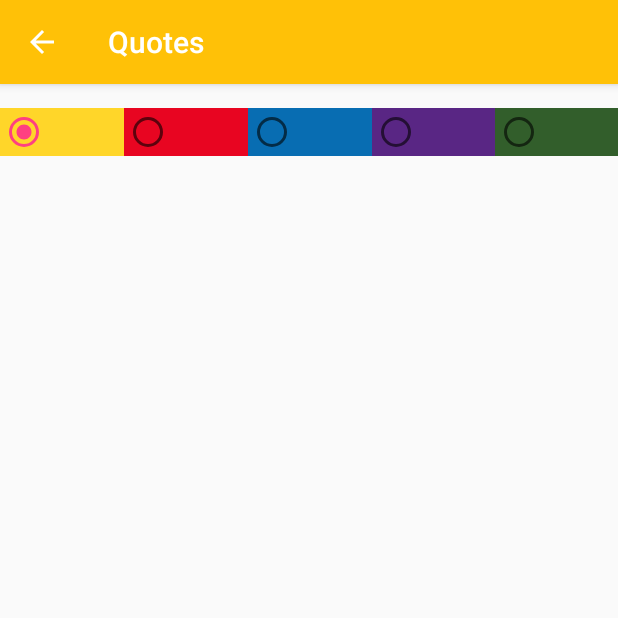
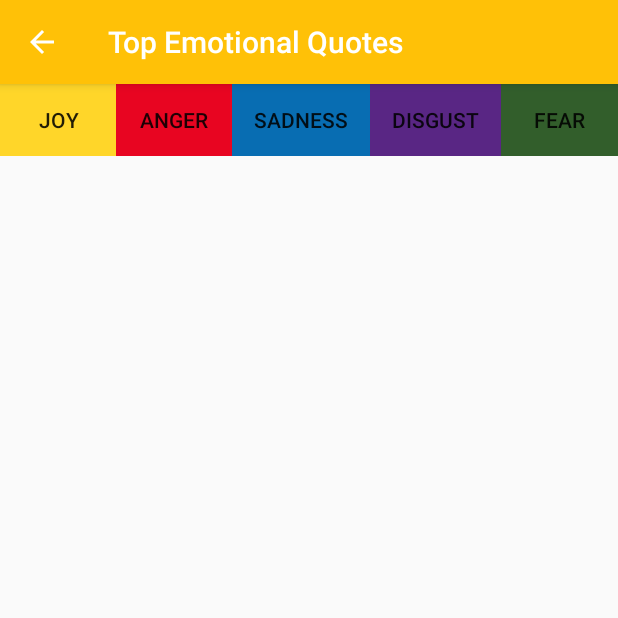
Before and after one commit to ykcadcg/Jourknow, an Android app: the QuotesActivity screen opened directly, with no data from a screen before it, on a phone screen of 412 x 824 dp, the top half of it. Run offline under Robolectric (Android 15) with nearby library versions, the phone set to English and light mode, and no system bars.

Commit message:
1. added " " for quotes 2. use button instead of radio button 3. more style/UI fixes

```diff
--- a/app/src/main/AndroidManifest.xml
+++ b/app/src/main/AndroidManifest.xml
@@ -39,7 +39,7 @@
                 android:value=".MainActivity" />
         </activity>
         <activity android:name=".QuotesActivity"
-            android:label="@string/quotes"
+            android:label="@string/topEmotionalQuotes"
             android:parentActivityName=".MainActivity">
             <meta-data
                 android:name="android.support.PARENT_ACTIVITY"
--- a/app/src/main/java/com/ak/jourknow/QuotesActivity.java
+++ b/app/src/main/java/com/ak/jourknow/QuotesActivity.java
@@ -12,6 +12,7 @@ import android.view.LayoutInflater;
 import android.view.View;
 import android.view.ViewGroup;
 import android.widget.AdapterView;
+import android.widget.Button;
 import android.widget.ListView;
 import android.widget.RadioButton;
 import android.widget.TextView;
@@ -83,7 +84,7 @@ public class QuotesActivity extends AppCompatActivity {
             float score = c.getFloat(c.getColumnIndexOrThrow(DbAdapter.KEY_TOPSCORE));
             if((score >= NoteActivity.sentenceEmotionThreshold) && (emotionIdx / 2 == mEmotionSelected)) {
                 tvQuote.setVisibility(View.VISIBLE);
-                tvQuote.setText(c.getString(c.getColumnIndexOrThrow(DbAdapter.KEY_TEXT)));
+                tvQuote.setText("\"" + c.getString(c.getColumnIndexOrThrow(DbAdapter.KEY_TEXT)) + "\"");
                 //tvQuote.setBackgroundColor(Color.parseColor(getResources().getStringArray(R.array.jasdfColors)[emotionIdx]));
                 int strong = NoteActivity.jasdfColors[mEmotionSelected * 2];
                 int moderate = NoteActivity.jasdfColors[mEmotionSelected * 2 + 1];
@@ -99,28 +100,22 @@ public class QuotesActivity extends AppCompatActivity {
         }
     }
 
-    public void onRadioButtonClicked(View view) {
-        boolean checked = ((RadioButton) view).isChecked();
+    public void onButtonClicked(View view) {
         switch(view.getId()) {
             case R.id.joy:
-                if (checked)
                     mEmotionSelected = 0;
                     break;
             case R.id.anger:
-                if (checked)
                     mEmotionSelected = 1;
                     break;
             case R.id.sadness:
-                if (checked)
-                    mEmotionSelected = 2;
+                mEmotionSelected = 2;
                 break;
             case R.id.disgust:
-                if (checked)
-                    mEmotionSelected = 3;
+                mEmotionSelected = 3;
                 break;
             case R.id.fear:
-                if (checked)
-                    mEmotionSelected = 4;
+                mEmotionSelected = 4;
                 break;
             default:
                 break;
--- a/app/src/main/res/layout/activity_note.xml
+++ b/app/src/main/res/layout/activity_note.xml
@@ -65,7 +65,7 @@
             <TextView
                 android:layout_width="wrap_content"
                 android:layout_height="wrap_content"
-                android:text="@string/memoryBalls"
+                android:text="@string/emotionBalls"
                 android:id="@+id/textView2"
                 android:layout_gravity="center_horizontal"
                 android:textColor="@color/colorPrimaryDark"
--- a/app/src/main/res/layout/activity_quotes.xml
+++ b/app/src/main/res/layout/activity_quotes.xml
@@ -3,82 +3,86 @@
     xmlns:tools="http://schemas.android.com/tools"
     android:layout_width="match_parent"
     android:layout_height="match_parent"
-    android:paddingBottom="@dimen/activity_vertical_margin"
+    android:paddingBottom="0dp"
     android:paddingLeft="0dp"
     android:paddingRight="0dp"
-    android:paddingTop="@dimen/activity_vertical_margin"
+    android:paddingTop="0dp"
     tools:context="com.ak.jourknow.QuotesActivity">
 
-    <RadioGroup
+    <LinearLayout
+        android:id="@+id/linearLayout"
         android:layout_width="fill_parent"
         android:layout_height="wrap_content"
-        android:orientation="horizontal"
-        android:id="@+id/radioGroup"
-        android:checkedButton="@+id/joy"
-        android:focusable="true"
-        android:measureWithLargestChild="false">
-        <RadioButton
-            android:layout_width="match_parent"
+        android:gravity="center_horizontal"
+        android:orientation="horizontal">
+
+        <Button
+            android:id="@+id/joy"
+
+            style="?android:attr/buttonStyleSmall"
+            android:layout_width="wrap_content"
             android:layout_height="wrap_content"
             android:layout_weight="1"
-            android:text=""
-            android:id="@+id/joy"
             android:background="#FFD629"
-            android:textAppearance="@android:style/TextAppearance.Small"
+            android:text="Joy"
+            android:onClick="onButtonClicked"
+            android:clickable="false" />
 
-            android:onClick="onRadioButtonClicked" />
-        <RadioButton
-            android:layout_width="match_parent"
+        <Button
+            android:id="@+id/anger"
+
+            style="?android:attr/buttonStyleSmall"
+            android:layout_width="wrap_content"
             android:layout_height="wrap_content"
             android:layout_weight="1"
-            android:text=""
-            android:id="@+id/anger"
             android:background="#E80521"
-            android:textAppearance="@android:style/TextAppearance.Small"
+            android:text="Anger"
+            android:onClick="onButtonClicked"/>
 
-            android:onClick="onRadioButtonClicked"/>
+        <Button
+            android:id="@+id/sadness"
 
-        <RadioButton
-            android:layout_width="match_parent"
+            style="?android:attr/buttonStyleSmall"
+            android:layout_width="wrap_content"
             android:layout_height="wrap_content"
             android:layout_weight="1"
-            android:text=""
-            android:id="@+id/sadness"
             android:background="#086DB2"
-            android:textAppearance="@android:style/TextAppearance.Small"
+            android:text="Sadness"
+            android:onClick="onButtonClicked"/>
 
-            android:onClick="onRadioButtonClicked"/>
-        <RadioButton
-            android:layout_width="match_parent"
+        <Button
+            android:id="@+id/disgust"
+
+            style="?android:attr/buttonStyleSmall"
+            android:layout_width="wrap_content"
             android:layout_height="wrap_content"
             android:layout_weight="1"
-            android:text=""
-            android:id="@+id/disgust"
             android:background="#592684"
-            android:textAppearance="@android:style/TextAppearance.Small"
+            android:text="Disgust"
+            android:onClick="onButtonClicked"/>
 
-            android:onClick="onRadioButtonClicked"/>
-        <RadioButton
-            android:layout_width="match_parent"
+        <Button
+            android:id="@+id/fear"
+
+            style="?android:attr/buttonStyleSmall"
+            android:layout_width="wrap_content"
             android:layout_height="wrap_content"
             android:layout_weight="1"
-            android:text=""
-            android:id="@+id/fear"
             android:background="#325E2B"
-
-            android:onClick="onRadioButtonClicked"/>
-        </RadioGroup>
+            android:text="Fear"
+            android:onClick="onButtonClicked"/>
+    </LinearLayout>
 
     <ListView
+        android:id="@+id/listView"
         android:layout_width="wrap_content"
         android:layout_height="wrap_content"
-        android:id="@+id/listView"
-        android:layout_below="@+id/radioGroup"
         android:layout_alignParentLeft="true"
         android:layout_alignParentStart="true"
-        android:dividerHeight="0dp"
+        android:layout_below="@+id/linearLayout"
         android:divider="@android:color/transparent"
-        />
+        android:dividerHeight="0dp" />
+
 
     <!-- if want to completely remove divider line: add android:divider="@android:color/transparent" -->
 </RelativeLayout>
--- a/app/src/main/res/layout/activity_report.xml
+++ b/app/src/main/res/layout/activity_report.xml
@@ -14,4 +14,5 @@
         android:layout_width="match_parent"
         android:layout_height="250dp"/>
 
+
 </RelativeLayout>
--- a/app/src/main/res/layout/listview_item_quote.xml
+++ b/app/src/main/res/layout/listview_item_quote.xml
@@ -3,8 +3,7 @@
     android:layout_width="fill_parent"
     android:layout_height="match_parent"
     android:orientation="vertical"
-    android:paddingLeft="6dip"
-    android:paddingRight="6dip">
+    >
     <!-- android:layout_height="match_parent", so custom cursor adaptor bindview is not called multiple times:
     http://stackoverflow.com/questions/16991450/custom-cursoradapaters-bindview-called-77-times-have-i-done-something-wrong -->
 
@@ -20,6 +19,8 @@
         android:ellipsize="end"
         android:paddingTop="8dp"
         android:paddingBottom="8dp"
+        android:paddingLeft="8dp"
+        android:paddingRight="8dp"
         android:maxLines="2"
         android:textColor="@android:color/black"
         android:textAppearance="@android:style/TextAppearance.Medium"
--- a/app/src/main/res/menu/main.xml
+++ b/app/src/main/res/menu/main.xml
@@ -7,7 +7,7 @@
     android:icon="@drawable/ic_timeline_white_24px"
     app:showAsAction="ifRoom" />
     <item android:id="@+id/action_quotes"
-        android:title="@string/quotes"
+        android:title="@string/topEmotionalQuotes"
         android:orderInCategory="200"
         android:icon="@drawable/ic_format_quote_white_24px"
         app:showAsAction="ifRoom" />
--- a/app/src/main/res/values/strings.xml
+++ b/app/src/main/res/values/strings.xml
@@ -48,9 +48,9 @@
         <item>#325E2B</item>
         <item>#7DB258</item>
     </string-array>
-    <string name="quotes">Quotes</string>
+    <string name="topEmotionalQuotes">Top Emotional Quotes</string>
     <string name="delete">Delete</string>
     <string name="share">Share</string>
-    <string name="memoryBalls">Memory Balls</string>
+    <string name="emotionBalls">Emotion Balls</string>
 
 </resources>
```
